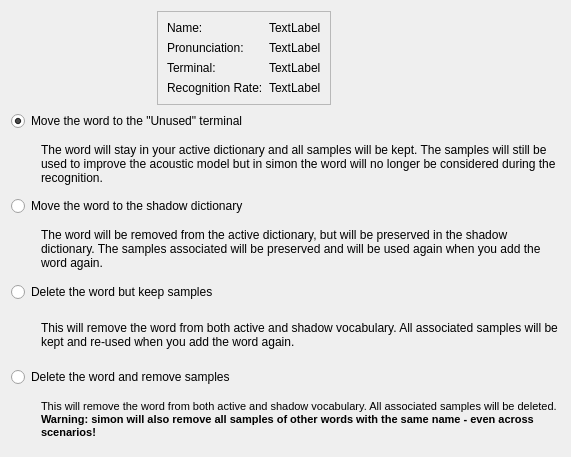
This is simon/src/simonmodelmanagementui/removeword.ui in KDE/simon as Qt 5 draws it before an edit. The edited form follows.
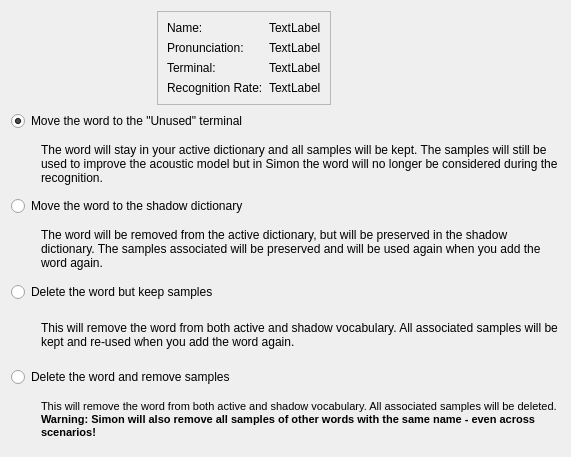
This is the edited form.

```diff
--- a/simon/src/simonmodelmanagementui/removeword.ui
+++ b/simon/src/simonmodelmanagementui/removeword.ui
@@ -178,7 +178,7 @@
      <item>
       <widget class="QLabel" name="lbTerminalDesc">
        <property name="text">
-        <string>The word will stay in your active dictionary and all samples will be kept. The samples will still be used to improve the acoustic model but in simon the word will no longer be considered during the recognition.</string>
+        <string>The word will stay in your active dictionary and all samples will be kept. The samples will still be used to improve the acoustic model but in Simon the word will no longer be considered during the recognition.</string>
        </property>
        <property name="wordWrap">
         <bool>true</bool>
@@ -297,7 +297,7 @@
 p, li { white-space: pre-wrap; }
 &lt;/style&gt;&lt;/head&gt;&lt;body style=&quot; font-family:'DejaVu Sans'; font-size:8pt; font-weight:400; font-style:normal;&quot;&gt;
 &lt;p style=&quot; margin-top:0px; margin-bottom:0px; margin-left:0px; margin-right:0px; -qt-block-indent:0; text-indent:0px;&quot;&gt;This will remove the word from both active and shadow vocabulary. All associated samples will be deleted.&lt;/p&gt;
-&lt;p style=&quot; margin-top:0px; margin-bottom:0px; margin-left:0px; margin-right:0px; -qt-block-indent:0; text-indent:0px;&quot;&gt;&lt;span style=&quot; font-weight:600;&quot;&gt;Warning: simon will also remove all samples of other words with the same name - even across scenarios!&lt;/span&gt;&lt;/p&gt;&lt;/body&gt;&lt;/html&gt;</string>
+&lt;p style=&quot; margin-top:0px; margin-bottom:0px; margin-left:0px; margin-right:0px; -qt-block-indent:0; text-indent:0px;&quot;&gt;&lt;span style=&quot; font-weight:600;&quot;&gt;Warning: Simon will also remove all samples of other words with the same name - even across scenarios!&lt;/span&gt;&lt;/p&gt;&lt;/body&gt;&lt;/html&gt;</string>
        </property>
        <property name="wordWrap">
         <bool>true</bool>
```
